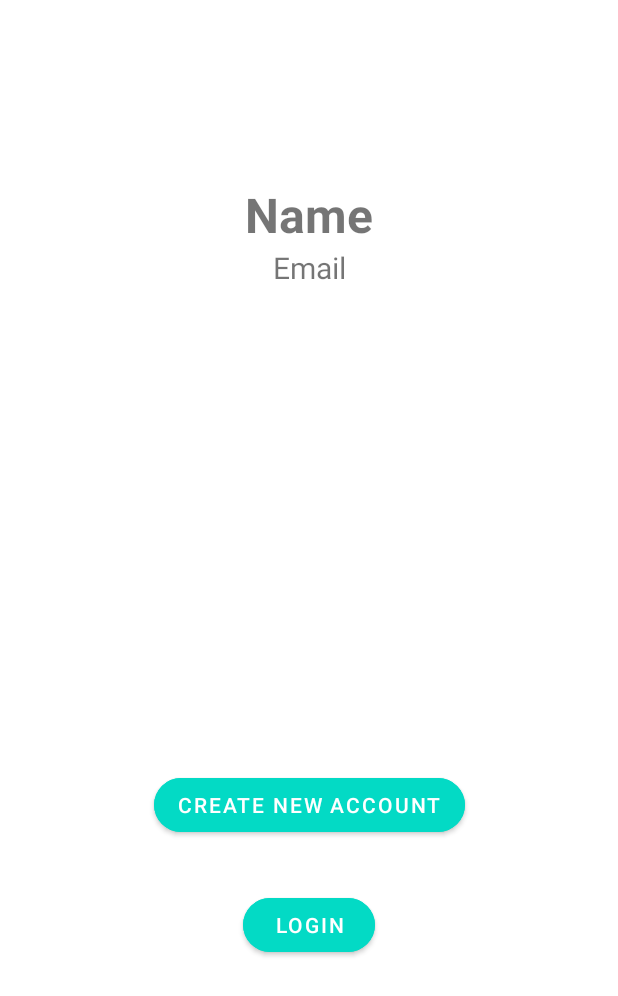
After one commit to Sk-singla/Ktor_NoteApp, an Android app: the UserInfoFragment screen opened through its navigation route, on a phone screen of 412 x 824 dp. The commit adds this screen. Shown: the top 996 px of the screen. Run offline under Robolectric (Android 15) with nearby library versions, the phone set to English and light mode, and no system bars.

Commit message:
vdo done

```diff
--- a/app/src/main/java/com/samarth/ktornoteapp/data/local/dao/NoteDao.kt
+++ b/app/src/main/java/com/samarth/ktornoteapp/data/local/dao/NoteDao.kt
@@ -1,11 +1,13 @@
 package com.samarth.ktornoteapp.data.local.dao
 
+import androidx.room.Dao
 import androidx.room.Insert
 import androidx.room.OnConflictStrategy
 import androidx.room.Query
 import com.samarth.ktornoteapp.data.local.models.LocalNote
 import kotlinx.coroutines.flow.Flow
 
+@Dao
 interface NoteDao {
 
     @Insert(onConflict = OnConflictStrategy.REPLACE)
--- a/app/src/main/java/com/samarth/ktornoteapp/data/local/models/LocalNote.kt
+++ b/app/src/main/java/com/samarth/ktornoteapp/data/local/models/LocalNote.kt
@@ -2,6 +2,7 @@ package com.samarth.ktornoteapp.data.local.models
 
 import androidx.room.Entity
 import androidx.room.PrimaryKey
+import java.io.Serializable
 import java.util.*
 
 @Entity
@@ -13,4 +14,4 @@ data class LocalNote(
     var locallyDeleted:Boolean = false,
     @PrimaryKey(autoGenerate = false)
     var noteId:String = UUID.randomUUID().toString()
-)
+): Serializable
--- a/app/src/main/java/com/samarth/ktornoteapp/data/remote/NoteApi.kt
+++ b/app/src/main/java/com/samarth/ktornoteapp/data/remote/NoteApi.kt
@@ -16,14 +16,12 @@ interface NoteApi {
         @Body user:User
     ): SimpleResponse
 
-
-
-
     @Headers("Content-Type: application/json")
     @POST("$API_VERSION/users/login")
     suspend fun login(
         @Body user:User
     ): SimpleResponse
+
 
 
 
--- /dev/null
+++ b/app/src/main/java/com/samarth/ktornoteapp/ui/account/UserInfoFragment.kt
@@ -0,0 +1,37 @@
+package com.samarth.ktornoteapp.ui.account
+
+import android.os.Bundle
+import android.view.View
+import androidx.fragment.app.Fragment
+import androidx.navigation.fragment.findNavController
+import com.samarth.ktornoteapp.R
+import com.samarth.ktornoteapp.databinding.FragmentUserInfoBinding
+
+class UserInfoFragment:Fragment(R.layout.fragment_user_info) {
+
+    private var _binding: FragmentUserInfoBinding? = null
+    val binding: FragmentUserInfoBinding?
+        get() = _binding
+
+
+    override fun onViewCreated(view: View, savedInstanceState: Bundle?) {
+        super.onViewCreated(view, savedInstanceState)
+        _binding = FragmentUserInfoBinding.bind(view)
+
+
+        binding?.createAccountBtn?.setOnClickListener {
+            findNavController().navigate(R.id.action_userInfoFragment_to_createAccountFragment)
+        }
+
+        binding?.loginBtn?.setOnClickListener {
+            findNavController().navigate(R.id.action_userInfoFragment_to_loginFragment)
+        }
+
+    }
+
+
+    override fun onDestroy() {
+        super.onDestroy()
+        _binding = null
+    }
+}
--- /dev/null
+++ b/app/src/main/java/com/samarth/ktornoteapp/ui/notes/AllNotesFragment.kt
@@ -0,0 +1,70 @@
+package com.samarth.ktornoteapp.ui.notes
+
+import android.os.Bundle
+import android.view.*
+import androidx.appcompat.app.AppCompatActivity
+import androidx.fragment.app.Fragment
+import androidx.navigation.fragment.findNavController
+import com.samarth.ktornoteapp.R
+import com.samarth.ktornoteapp.databinding.FragmentAllNotesBinding
+
+class AllNotesFragment:Fragment(R.layout.fragment_all_notes) {
+
+    private var _binding: FragmentAllNotesBinding? = null
+    val binding: FragmentAllNotesBinding?
+        get() = _binding
+
+
+    override fun onViewCreated(view: View, savedInstanceState: Bundle?) {
+        super.onViewCreated(view, savedInstanceState)
+        _binding = FragmentAllNotesBinding.bind(view)
+        (activity as AppCompatActivity).setSupportActionBar(binding!!.customToolBar)
+
+        binding?.newNoteFab?.setOnClickListener {
+            findNavController().navigate(R.id.action_allNotesFragment_to_newNoteFragment)
+        }
+
+    }
+
+
+    override fun onCreateView(
+        inflater: LayoutInflater,
+        container: ViewGroup?,
+        savedInstanceState: Bundle?
+    ): View? {
+        setHasOptionsMenu(true)
+        return super.onCreateView(inflater, container, savedInstanceState)
+    }
+
+
+    override fun onCreateOptionsMenu(menu: Menu, inflater: MenuInflater) {
+        inflater.inflate(R.menu.main_menu,menu)
+        super.onCreateOptionsMenu(menu, inflater)
+    }
+
+    override fun onOptionsItemSelected(item: MenuItem): Boolean {
+        when(item.itemId){
+            R.id.account -> {
+                findNavController().navigate(R.id.action_allNotesFragment_to_userInfoFragment)
+            }
+        }
+
+        return super.onOptionsItemSelected(item)
+    }
+
+
+
+
+
+
+
+
+
+
+
+
+    override fun onDestroy() {
+        super.onDestroy()
+        _binding = null
+    }
+}
--- /dev/null
+++ b/app/src/main/res/drawable/ic_baseline_account_circle_24.xml
@@ -0,0 +1,10 @@
+<vector xmlns:android="http://schemas.android.com/apk/res/android"
+    android:width="24dp"
+    android:height="24dp"
+    android:viewportWidth="24"
+    android:viewportHeight="24"
+    android:tint="?attr/colorControlNormal">
+  <path
+      android:fillColor="@android:color/white"
+      android:pathData="M12,2C6.48,2 2,6.48 2,12s4.48,10 10,10 10,-4.48 10,-10S17.52,2 12,2zM12,5c1.66,0 3,1.34 3,3s-1.34,3 -3,3 -3,-1.34 -3,-3 1.34,-3 3,-3zM12,19.2c-2.5,0 -4.71,-1.28 -6,-3.22 0.03,-1.99 4,-3.08 6,-3.08 1.99,0 5.97,1.09 6,3.08 -1.29,1.94 -3.5,3.22 -6,3.22z"/>
+</vector>
--- /dev/null
+++ b/app/src/main/res/drawable/ic_baseline_search_24.xml
@@ -0,0 +1,10 @@
+<vector xmlns:android="http://schemas.android.com/apk/res/android"
+    android:width="24dp"
+    android:height="24dp"
+    android:viewportWidth="24"
+    android:viewportHeight="24"
+    android:tint="?attr/colorControlNormal">
+  <path
+      android:fillColor="@android:color/white"
+      android:pathData="M15.5,14h-0.79l-0.28,-0.27C15.41,12.59 16,11.11 16,9.5 16,5.91 13.09,3 9.5,3S3,5.91 3,9.5 5.91,16 9.5,16c1.61,0 3.09,-0.59 4.23,-1.57l0.27,0.28v0.79l5,4.99L20.49,19l-4.99,-5zM9.5,14C7.01,14 5,11.99 5,9.5S7.01,5 9.5,5 14,7.01 14,9.5 11.99,14 9.5,14z"/>
+</vector>
--- a/app/src/main/res/layout/activity_main.xml
+++ b/app/src/main/res/layout/activity_main.xml
@@ -18,6 +18,7 @@
             android:layout_width="match_parent"
             android:layout_height="match_parent"
             app:defaultNavHost="true"
+            app:navGraph = "@navigation/nav_graph"
             />
 
     </FrameLayout>
--- a/app/src/main/res/layout/fragment_all_notes.xml
+++ b/app/src/main/res/layout/fragment_all_notes.xml
@@ -4,13 +4,13 @@
     android:layout_height="match_parent"
     xmlns:app="http://schemas.android.com/apk/res-auto">
 
-    <!--   todo: Add Menu here -->
     <androidx.appcompat.widget.Toolbar
         android:id="@+id/customToolBar"
         android:layout_width="match_parent"
         android:layout_height="wrap_content"
         app:title="MyNotes"
         android:elevation="4dp"
+        app:menu="@menu/main_menu"
         app:layout_constraintTop_toTopOf="parent"
         app:layout_constraintStart_toStartOf="parent"
         app:layout_constraintEnd_toEndOf="parent"
--- a/app/src/main/res/layout/fragment_user_info.xml
+++ b/app/src/main/res/layout/fragment_user_info.xml
@@ -41,7 +41,6 @@
             android:layout_margin="16dp"
             android:backgroundTint="?attr/colorSecondary"
             android:text="@string/create_new_account"
-            android:visibility="gone"
             app:cornerRadius="30dp"
             app:layout_constraintBottom_toTopOf="@id/guideline5"
             app:layout_constraintEnd_toEndOf="parent"
@@ -54,7 +53,6 @@
             android:layout_margin="16dp"
             android:backgroundTint="?attr/colorSecondary"
             android:text="@string/login"
-            android:visibility="gone"
             app:cornerRadius="30dp"
             app:layout_constraintTop_toBottomOf="@id/guideline5"
             app:layout_constraintEnd_toEndOf="parent"
@@ -66,6 +64,7 @@
             android:layout_height="wrap_content"
             android:backgroundTint="?attr/colorSecondary"
             android:text="@string/logout"
+            android:visibility="gone"
             app:cornerRadius="30dp"
             app:layout_constraintBottom_toTopOf="@id/guideline5"
             app:layout_constraintEnd_toEndOf="parent"
--- /dev/null
+++ b/app/src/main/res/menu/main_menu.xml
@@ -0,0 +1,18 @@
+<?xml version="1.0" encoding="utf-8"?>
+<menu xmlns:android="http://schemas.android.com/apk/res/android"
+    xmlns:app="http://schemas.android.com/apk/res-auto">
+
+    <item
+        android:id="@+id/account"
+        android:title="Account"
+        android:icon="@drawable/ic_baseline_account_circle_24"
+        app:showAsAction="never"/>
+
+    <item
+        android:id="@+id/search"
+        android:title="Search"
+        android:icon="@drawable/ic_baseline_search_24"
+        app:actionViewClass="android.widget.SearchView"
+        app:showAsAction="always"/>
+
+</menu>
--- /dev/null
+++ b/app/src/main/res/navigation/nav_graph.xml
@@ -0,0 +1,47 @@
+<?xml version="1.0" encoding="utf-8"?>
+<navigation xmlns:android="http://schemas.android.com/apk/res/android"
+    xmlns:app="http://schemas.android.com/apk/res-auto"
+    android:id="@+id/nav_graph"
+    app:startDestination="@id/allNotesFragment">
+
+    <fragment
+        android:id="@+id/allNotesFragment"
+        android:name="com.samarth.ktornoteapp.ui.notes.AllNotesFragment"
+        android:label="AllNotesFragment" >
+        <action
+            android:id="@+id/action_allNotesFragment_to_newNoteFragment"
+            app:destination="@id/newNoteFragment" />
+        <action
+            android:id="@+id/action_allNotesFragment_to_userInfoFragment"
+            app:destination="@id/userInfoFragment" />
+    </fragment>
+    <fragment
+        android:id="@+id/newNoteFragment"
+        android:name="com.samarth.ktornoteapp.ui.notes.NewNoteFragment"
+        android:label="NewNoteFragment" >
+        <argument
+            android:name="note"
+            app:argType="com.samarth.ktornoteapp.data.local.models.LocalNote"
+            app:nullable="true"
+            android:defaultValue="@null" />
+    </fragment>
+    <fragment
+        android:id="@+id/userInfoFragment"
+        android:name="com.samarth.ktornoteapp.ui.account.UserInfoFragment"
+        android:label="UserInfoFragment" >
+        <action
+            android:id="@+id/action_userInfoFragment_to_createAccountFragment"
+            app:destination="@id/createAccountFragment" />
+        <action
+            android:id="@+id/action_userInfoFragment_to_loginFragment"
+            app:destination="@id/loginFragment" />
+    </fragment>
+    <fragment
+        android:id="@+id/createAccountFragment"
+        android:name="com.samarth.ktornoteapp.ui.account.CreateAccountFragment"
+        android:label="CreateAccountFragment" />
+    <fragment
+        android:id="@+id/loginFragment"
+        android:name="com.samarth.ktornoteapp.ui.account.LoginFragment"
+        android:label="LoginFragment" />
+</navigation>
```
Also changed, not shown: app/src/main/java/com/samarth/ktornoteapp/ui/account/CreateAccountFragment.kt (added, +29 -0 lines), app/src/main/java/com/samarth/ktornoteapp/ui/account/LoginFragment.kt (added, +28 -0 lines), app/src/main/java/com/samarth/ktornoteapp/ui/notes/NewNoteFragment.kt (added, +27 -0 lines).
